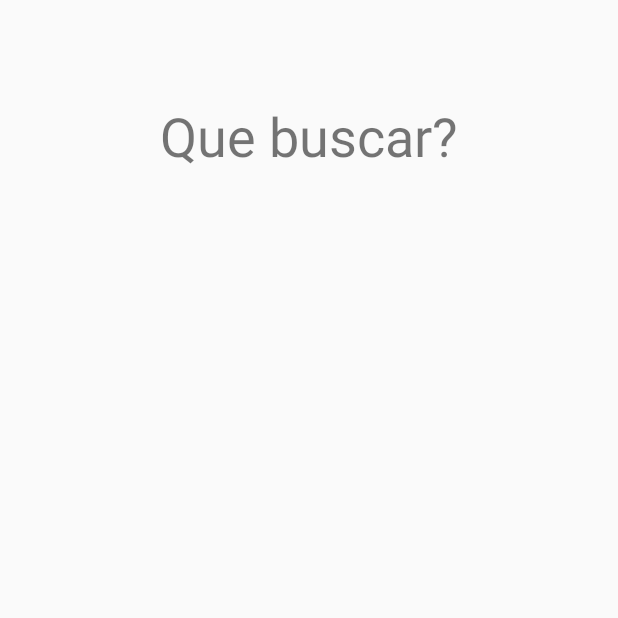
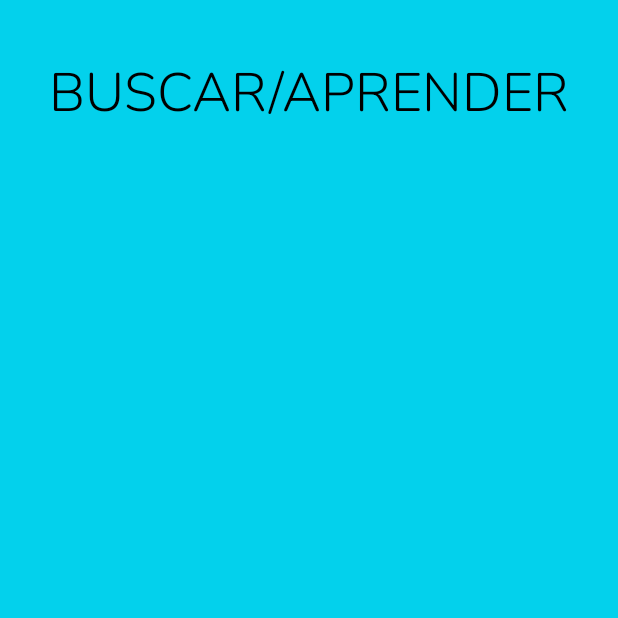
Before and after one commit to eribv94/Idea, an Android app: the screen it shows after launch (BusquedasActivity), after a tap on "BUSCAR/APRENDER", on a phone screen of 412 x 824 dp, the top half of it. Run offline under Robolectric (Android 15) with nearby library versions, the phone set to English and light mode, and no system bars.

```diff
--- a/app/src/main/AndroidManifest.xml
+++ b/app/src/main/AndroidManifest.xml
@@ -8,10 +8,10 @@
 
     <application
         android:allowBackup="true"
-        android:icon="@mipmap/ic_launcher"
+        android:icon="@mipmap/appicon"
         android:label="@string/app_name"
         android:requestLegacyExternalStorage="true"
-        android:roundIcon="@mipmap/ic_launcher_round"
+        android:roundIcon="@mipmap/appicon"
         android:supportsRtl="true"
         android:theme="@style/AppTheme">
         <activity android:name=".IdeasActivity"></activity>
--- a/app/src/main/java/com/velsrom/idea/BusquedasActivity.java
+++ b/app/src/main/java/com/velsrom/idea/BusquedasActivity.java
@@ -42,7 +42,7 @@ public class BusquedasActivity extends AppCompatActivity {
 
         busquedasOptions = new ArrayList<>();
 
-        final SQLiteDatabase Database = this.openOrCreateDatabase("Ideas", MODE_PRIVATE, null);
+        final SQLiteDatabase Database = this.openOrCreateDatabase("Idea", MODE_PRIVATE, null);
         busquedasOptions = queryCreator("SELECT * FROM busquedas");
 
         adapterListTitles = new ArrayList<>();
@@ -80,7 +80,7 @@ public class BusquedasActivity extends AppCompatActivity {
 
     public void openDialog(String word){
         //SI TIENE IMAGEN, QUE LA MUESTRE TAMBIEN
-        final SQLiteDatabase Database = this.openOrCreateDatabase("Ideas", MODE_PRIVATE, null);
+        final SQLiteDatabase Database = this.openOrCreateDatabase("Idea", MODE_PRIVATE, null);
         Cursor c = Database.rawQuery("SELECT * FROM busquedas WHERE title = \'" + word + "\' ", null);
 
         int descripcionIdx = c.getColumnIndex("descripcion");
@@ -111,7 +111,7 @@ public class BusquedasActivity extends AppCompatActivity {
     }
 
     private ArrayList<ArrayList<String>> queryCreator(String query) {
-        SQLiteDatabase Database = this.openOrCreateDatabase("Ideas", MODE_PRIVATE, null);
+        SQLiteDatabase Database = this.openOrCreateDatabase("Idea", MODE_PRIVATE, null);
         Cursor c = Database.rawQuery(query, null);
         ArrayList<ArrayList<String>> array = new ArrayList<>();
 
--- a/app/src/main/java/com/velsrom/idea/GlosarioActivity.java
+++ b/app/src/main/java/com/velsrom/idea/GlosarioActivity.java
@@ -51,7 +51,7 @@ public class GlosarioActivity extends AppCompatActivity {
                 findViewById(R.id.uzTextView)
         };
 
-        final SQLiteDatabase Database = this.openOrCreateDatabase("Ideas", MODE_PRIVATE, null);
+        final SQLiteDatabase Database = this.openOrCreateDatabase("Idea", MODE_PRIVATE, null);
 
         wordsArray = getWords("SELECT * FROM glosario WHERE (palabra BETWEEN 'A%'  AND 'E%') OR palabra LIKE 'E%' ORDER BY palabra ASC");
 
@@ -85,7 +85,7 @@ public class GlosarioActivity extends AppCompatActivity {
     }
 
     public void openDialog(String word){
-        final SQLiteDatabase Database = this.openOrCreateDatabase("Ideas", MODE_PRIVATE, null);
+        final SQLiteDatabase Database = this.openOrCreateDatabase("Idea", MODE_PRIVATE, null);
         Cursor c = Database.rawQuery("SELECT * FROM glosario WHERE palabra = \'" + word + "\' ", null);
 
         int definicionIdx = c.getColumnIndex("definicion");
@@ -136,7 +136,7 @@ public class GlosarioActivity extends AppCompatActivity {
     }
 
     private ArrayList<String> getWords(String query){
-        SQLiteDatabase Database = this.openOrCreateDatabase("Ideas", MODE_PRIVATE, null);
+        SQLiteDatabase Database = this.openOrCreateDatabase("Idea", MODE_PRIVATE, null);
         Cursor c = Database.rawQuery(query, null);
         ArrayList<String> array = new ArrayList<>();
 
--- a/app/src/main/java/com/velsrom/idea/MainActivity.java
+++ b/app/src/main/java/com/velsrom/idea/MainActivity.java
@@ -53,11 +53,23 @@ public class MainActivity extends AppCompatActivity {
         // ejecute este codigo 1 vez y cree la base de datos (hacer metodo)
         //==========================================================================================
 
-        SQLiteDatabase Database = this.openOrCreateDatabase("Ideas", MODE_PRIVATE, null);
+        SQLiteDatabase Database = this.openOrCreateDatabase("Idea", MODE_PRIVATE, null);
 
-        Database.execSQL("CREATE TABLE IF NOT EXISTS ideas (title VARCHAR, type VARCHAR, idea VARCHAR)");
-        Database.execSQL("CREATE TABLE IF NOT EXISTS busquedas (title VARCHAR, path VARCHAR, descripcion VARCHAR)");
-        Database.execSQL("CREATE TABLE IF NOT EXISTS glosario (palabra VARCHAR, definicion VARCHAR)");
+//        Database.execSQL("CREATE TABLE IF NOT EXISTS ideas (title VARCHAR, type VARCHAR, idea VARCHAR)");
+        Database.execSQL("CREATE TABLE IF NOT EXISTS ideas (" +
+                "title VARCHAR, " +
+                "type VARCHAR, " +
+                "idea VARCHAR, " +
+                "id INTEGER NOT NULL PRIMARY KEY AUTOINCREMENT)");
+        Database.execSQL("CREATE TABLE IF NOT EXISTS busquedas (" +
+                "title VARCHAR, " +
+                "path VARCHAR, " +
+                "descripcion VARCHAR, " +
+                "id INTEGER NOT NULL PRIMARY KEY AUTOINCREMENT)");
+        Database.execSQL("CREATE TABLE IF NOT EXISTS glosario (" +
+                "palabra VARCHAR, " +
+                "definicion VARCHAR, " +
+                "id INTEGER NOT NULL PRIMARY KEY AUTOINCREMENT)");
 
         if (ContextCompat.checkSelfPermission(this, Manifest.permission.READ_EXTERNAL_STORAGE)
                 != PackageManager.PERMISSION_GRANTED) {
@@ -119,8 +131,8 @@ public class MainActivity extends AppCompatActivity {
 
         ArrayList<ArrayList<String>> busquedasOptions;
 
-        SQLiteDatabase Database = this.openOrCreateDatabase("Ideas", MODE_PRIVATE, null);
-        IdeaDataBase ideaDataBase = new IdeaDataBase(Database);
+        SQLiteDatabase Database = this.openOrCreateDatabase("Idea", MODE_PRIVATE, null);
+        IdeaDataBase ideaDataBase = new IdeaDataBase(Database, "busquedas");
         busquedasOptions = ideaDataBase.createQuery("SELECT * FROM busquedas");
 
         int numero = (int) (Math.random() * busquedasOptions.size());
@@ -131,7 +143,7 @@ public class MainActivity extends AppCompatActivity {
 
     public void openDialog(String word){
         //SI TIENE IMAGEN, QUE LA MUESTRE TAMBIEN
-        final SQLiteDatabase Database = this.openOrCreateDatabase("Ideas", MODE_PRIVATE, null);
+        final SQLiteDatabase Database = this.openOrCreateDatabase("Idea", MODE_PRIVATE, null);
         Cursor c = Database.rawQuery("SELECT * FROM busquedas WHERE title = \'" + word + "\' ", null);
 
         int descripcionIdx = c.getColumnIndex("descripcion");
--- a/app/src/main/java/com/velsrom/idea/creation/CreateBusquedaActivity.java
+++ b/app/src/main/java/com/velsrom/idea/creation/CreateBusquedaActivity.java
@@ -65,7 +65,7 @@ public class CreateBusquedaActivity extends AppCompatActivity {
             path="";
         }
 
-        SQLiteDatabase databse = this.openOrCreateDatabase("Ideas", MODE_PRIVATE, null);
+        SQLiteDatabase databse = this.openOrCreateDatabase("Idea", MODE_PRIVATE, null);
 
         String[] columns = {"title", "path", "descripcion"};
         ArrayList<String> nameTypes= new ArrayList();
--- a/app/src/main/java/com/velsrom/idea/creation/CreateGlosarioActivity.java
+++ b/app/src/main/java/com/velsrom/idea/creation/CreateGlosarioActivity.java
@@ -30,7 +30,7 @@ public class CreateGlosarioActivity extends AppCompatActivity {
         wordEditText = findViewById(R.id.wordEditText);
         descripcionEditText = findViewById(R.id.descripcionEditText);
 
-        SQLiteDatabase database = this.openOrCreateDatabase("Ideas", MODE_PRIVATE, null);
+        SQLiteDatabase database = this.openOrCreateDatabase("Idea", MODE_PRIVATE, null);
 
         String[] columns = {"palabra", "definicion"};
         ArrayList<String> nameTypes= new ArrayList();
--- a/app/src/main/res/layout/activity_busquedas.xml
+++ b/app/src/main/res/layout/activity_busquedas.xml
@@ -4,14 +4,17 @@
     xmlns:tools="http://schemas.android.com/tools"
     android:layout_width="match_parent"
     android:layout_height="match_parent"
+    android:background="#03D1EC"
     tools:context=".BusquedasActivity">
 
     <TextView
         android:id="@+id/textView"
         android:layout_width="wrap_content"
         android:layout_height="wrap_content"
-        android:layout_marginTop="66dp"
-        android:text="Que buscar?"
+        android:layout_marginTop="36dp"
+        android:fontFamily="@font/nunito_light"
+        android:text="BUSCAR/APRENDER"
+        android:textColor="#000000"
         android:textSize="36sp"
         app:layout_constraintEnd_toEndOf="parent"
         app:layout_constraintHorizontal_bias="0.5"
@@ -25,7 +28,7 @@
         android:layout_marginStart="1dp"
         android:layout_marginTop="15dp"
         android:layout_marginEnd="1dp"
-        android:layout_marginBottom="30dp"
+        android:layout_marginBottom="70dp"
         app:layout_constraintBottom_toBottomOf="parent"
         app:layout_constraintEnd_toEndOf="parent"
         app:layout_constraintStart_toStartOf="parent"
--- a/app/src/main/res/layout/activity_glosario.xml
+++ b/app/src/main/res/layout/activity_glosario.xml
@@ -4,14 +4,15 @@
     xmlns:tools="http://schemas.android.com/tools"
     android:layout_width="match_parent"
     android:layout_height="match_parent"
-    android:background="#F1C265"
+    android:background="#4CAF50"
     tools:context=".GlosarioActivity">
 
     <TextView
         android:id="@+id/textView6"
         android:layout_width="wrap_content"
         android:layout_height="wrap_content"
-        android:layout_marginTop="50dp"
+        android:layout_marginTop="36dp"
+        android:fontFamily="@font/nunito_light"
         android:text="Glosario"
         android:textColor="#000000"
         android:textSize="36sp"
```
Also changed, not shown: app/src/main/java/com/velsrom/idea/IdeaDataBase.java (+52 -16 lines), app/src/main/java/com/velsrom/idea/IdeasActivity.java (+15 -3 lines), app/src/main/java/com/velsrom/idea/creation/CreateIdeaActivity.java (+20 -5 lines), app/src/main/res/mipmap-xxhdpi/appicon.png (added).
